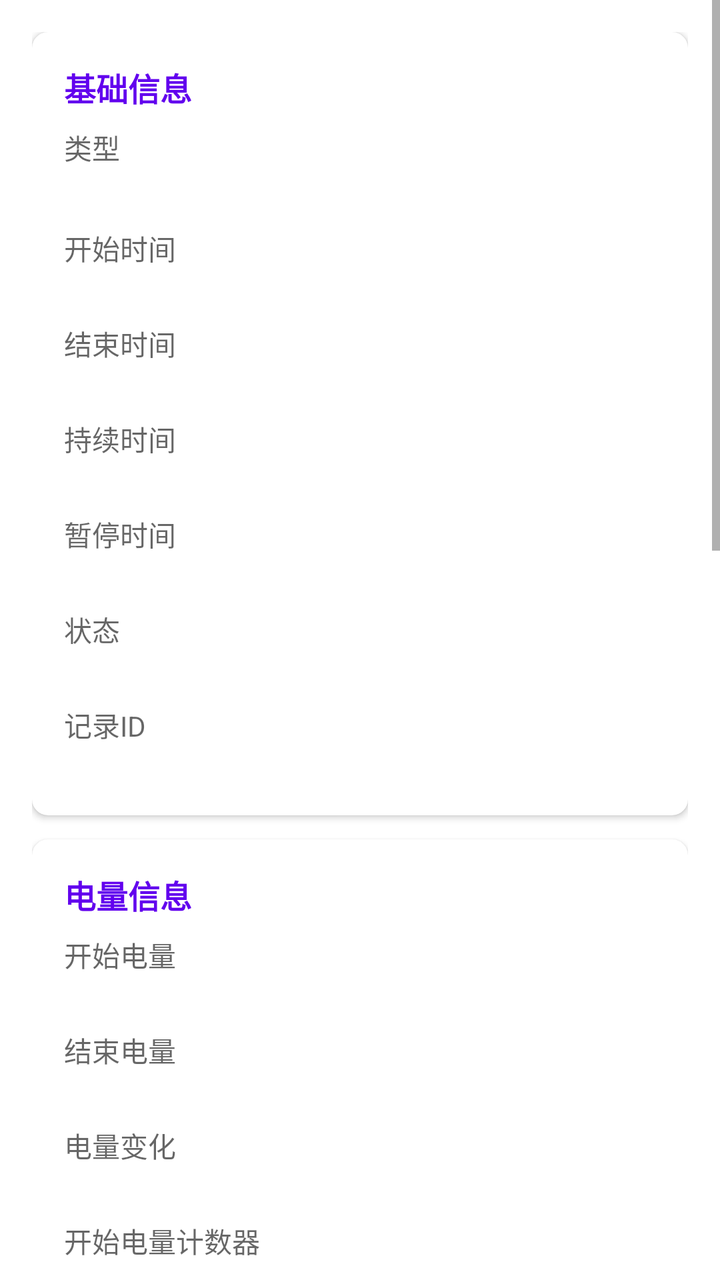
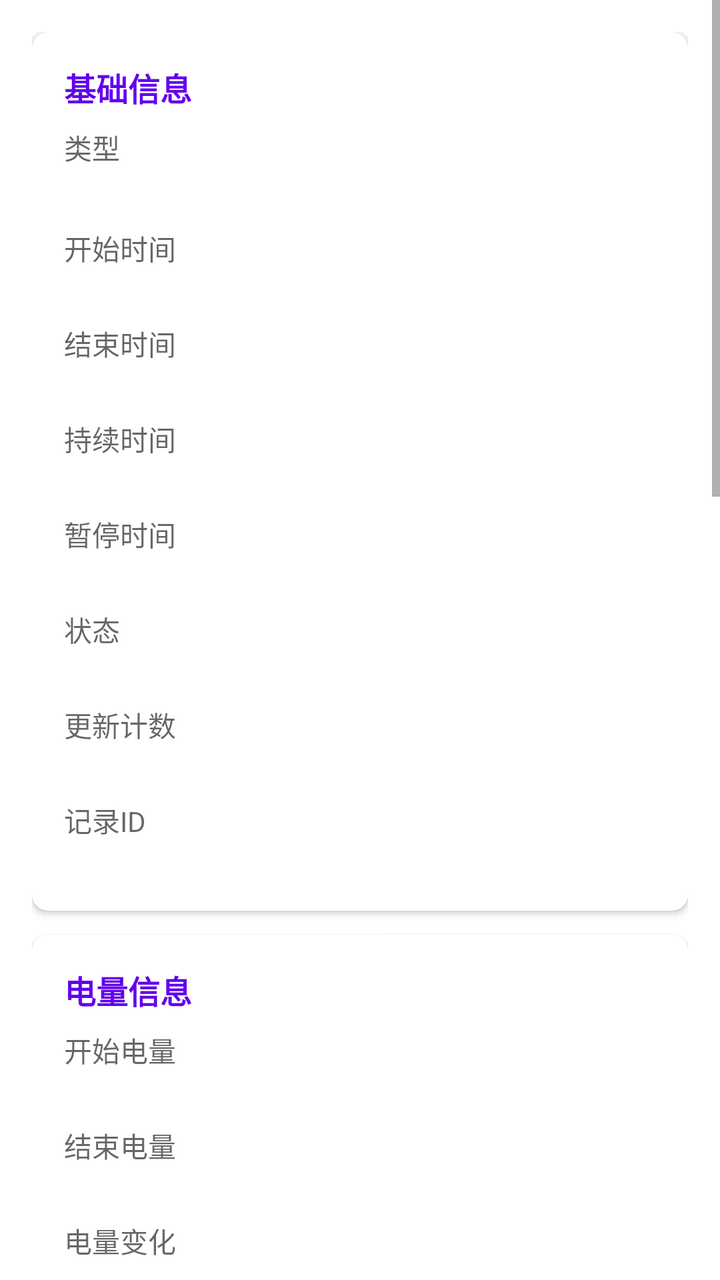

Compare the two renders of this Android layout. The source of the first and the diff that turns it into the second are given below.
<!-- AndroidManifest.xml: application theme Theme.BatteryAssistant -->
<!-- res/layout/activity_charge_session_detail.xml -->
<?xml version="1.0" encoding="utf-8"?>
<ScrollView xmlns:android="http://schemas.android.com/apk/res/android"
    xmlns:app="http://schemas.android.com/apk/res-auto"
    android:layout_width="match_parent"
    android:layout_height="match_parent"
    android:background="?attr/colorSurface">

    <LinearLayout
        android:layout_width="match_parent"
        android:layout_height="wrap_content"
        android:orientation="vertical"
        android:padding="16dp">

        <com.google.android.material.card.MaterialCardView
            android:layout_width="match_parent"
            android:layout_height="wrap_content"
            android:layout_marginBottom="12dp"
            app:cardCornerRadius="8dp"
            app:cardElevation="2dp">

            <LinearLayout
                android:layout_width="match_parent"
                android:layout_height="wrap_content"
                android:orientation="vertical"
                android:padding="16dp">

                <TextView
                    android:layout_width="wrap_content"
                    android:layout_height="wrap_content"
                    android:text="基础信息"
                    android:textSize="16sp"
                    android:textStyle="bold"
                    android:textColor="?attr/colorPrimary" />

                <TextView
                    android:id="@+id/detail_type_text"
                    android:layout_width="wrap_content"
                    android:layout_height="wrap_content"
                    android:layout_marginTop="8dp"
                    android:text="类型"
                    android:textSize="14sp"
                    android:textColor="?android:attr/textColorSecondary" />

                <TextView
                    android:id="@+id/detail_type_value"
                    android:layout_width="wrap_content"
                    android:layout_height="wrap_content"
                    android:textSize="16sp" />

                <TextView
                    android:id="@+id/detail_start_time_text_label"
                    android:layout_width="wrap_content"
                    android:layout_height="wrap_content"
                    android:layout_marginTop="8dp"
                    android:text="开始时间"
                    android:textSize="14sp"
                    android:textColor="?android:attr/textColorSecondary" />

                <TextView
                    android:id="@+id/detail_start_time_text"
                    android:layout_width="wrap_content"
                    android:layout_height="wrap_content"
                    android:textSize="14sp" />

                <TextView
                    android:id="@+id/detail_end_time_text_label"
                    android:layout_width="wrap_content"
                    android:layout_height="wrap_content"
                    android:layout_marginTop="8dp"
                    android:text="结束时间"
                    android:textSize="14sp"
                    android:textColor="?android:attr/textColorSecondary" />

                <TextView
                    android:id="@+id/detail_end_time_text"
                    android:layout_width="wrap_content"
                    android:layout_height="wrap_content"
                    android:textSize="14sp" />

                <TextView
                    android:id="@+id/detail_duration_text_label"
                    android:layout_width="wrap_content"
                    android:layout_height="wrap_content"
                    android:layout_marginTop="8dp"
                    android:text="持续时间"
                    android:textSize="14sp"
                    android:textColor="?android:attr/textColorSecondary" />

                <TextView
                    android:id="@+id/detail_duration_text"
                    android:layout_width="wrap_content"
                    android:layout_height="wrap_content"
                    android:textSize="14sp" />

                <TextView
                    android:id="@+id/detail_pause_time_text_label"
                    android:layout_width="wrap_content"
                    android:layout_height="wrap_content"
                    android:layout_marginTop="8dp"
                    android:text="暂停时间"
                    android:textSize="14sp"
                    android:textColor="?android:attr/textColorSecondary" />

                <TextView
                    android:id="@+id/detail_pause_time_text"
                    android:layout_width="wrap_content"
                    android:layout_height="wrap_content"
                    android:textSize="14sp" />

                <TextView
                    android:id="@+id/detail_ongoing_text_label"
                    android:layout_width="wrap_content"
                    android:layout_height="wrap_content"
                    android:layout_marginTop="8dp"
                    android:text="状态"
                    android:textSize="14sp"
                    android:textColor="?android:attr/textColorSecondary" />

                <TextView
                    android:id="@+id/detail_ongoing_text"
                    android:layout_width="wrap_content"
                    android:layout_height="wrap_content"
                    android:textSize="14sp" />

                <TextView
                    android:id="@+id/detail_id_text_label"
                    android:layout_width="wrap_content"
                    android:layout_height="wrap_content"
                    android:layout_marginTop="8dp"
                    android:text="记录ID"
                    android:textSize="14sp"
                    android:textColor="?android:attr/textColorSecondary" />

                <TextView
                    android:id="@+id/detail_id_text"
                    android:layout_width="wrap_content"
                    android:layout_height="wrap_content"
                    android:textSize="14sp" />

            </LinearLayout>

        </com.google.android.material.card.MaterialCardView>

        <com.google.android.material.card.MaterialCardView
            android:layout_width="match_parent"
            android:layout_height="wrap_content"
            android:layout_marginBottom="12dp"
            app:cardCornerRadius="8dp"
            app:cardElevation="2dp">

            <LinearLayout
                android:layout_width="match_parent"
                android:layout_height="wrap_content"
                android:orientation="vertical"
                android:padding="16dp">

                <TextView
                    android:layout_width="wrap_content"
                    android:layout_height="wrap_content"
                    android:text="电量信息"
                    android:textSize="16sp"
                    android:textStyle="bold"
                    android:textColor="?attr/colorPrimary" />

                <TextView
                    android:id="@+id/detail_start_level_text_label"
                    android:layout_width="wrap_content"
                    android:layout_height="wrap_content"
                    android:layout_marginTop="8dp"
                    android:text="开始电量"
                    android:textSize="14sp"
                    android:textColor="?android:attr/textColorSecondary" />

                <TextView
                    android:id="@+id/detail_start_level_text"
                    android:layout_width="wrap_content"
                    android:layout_height="wrap_content"
                    android:textSize="14sp" />

                <TextView
                    android:id="@+id/detail_end_level_text_label"
                    android:layout_width="wrap_content"
                    android:layout_height="wrap_content"
                    android:layout_marginTop="8dp"
                    android:text="结束电量"
                    android:textSize="14sp"
                    android:textColor="?android:attr/textColorSecondary" />

                <TextView
                    android:id="@+id/detail_end_level_text"
                    android:layout_width="wrap_content"
                    android:layout_height="wrap_content"
                    android:textSize="14sp" />

                <TextView
                    android:id="@+id/detail_level_change_text_label"
                    android:layout_width="wrap_content"
                    android:layout_height="wrap_content"
                    android:layout_marginTop="8dp"
                    android:text="电量变化"
                    android:textSize="14sp"
                    android:textColor="?android:attr/textColorSecondary" />

                <TextView
                    android:id="@+id/detail_level_change_text"
                    android:layout_width="wrap_content"
                    android:layout_height="wrap_content"
                    android:textSize="14sp" />

                <TextView
                    android:id="@+id/detail_start_charge_counter_text_label"
                    android:layout_width="wrap_content"
                    android:layout_height="wrap_content"
                    android:layout_marginTop="8dp"
                    android:text="开始电量计数器"
                    android:textSize="14sp"
                    android:textColor="?android:attr/textColorSecondary" />

                <TextView
                    android:id="@+id/detail_start_charge_counter_text"
                    android:layout_width="wrap_content"
                    android:layout_height="wrap_content"
                    android:textSize="14sp" />

                <TextView
                    android:id="@+id/detail_end_charge_counter_text_label"
                    android:layout_width="wrap_content"
                    android:layout_height="wrap_content"
                    android:layout_marginTop="8dp"
                    android:text="结束电量计数器"
                    android:textSize="14sp"
                    android:textColor="?android:attr/textColorSecondary" />

                <TextView
                    android:id="@+id/detail_end_charge_counter_text"
                    android:layout_width="wrap_content"
                    android:layout_height="wrap_content"
                    android:textSize="14sp" />

                <TextView
                    android:id="@+id/detail_charge_counter_diff_text_label"
                    android:layout_width="wrap_content"
                    android:layout_height="wrap_content"
                    android:layout_marginTop="8dp"
                    android:text="电量计数器变化"
                    android:textSize="14sp"
                    android:textColor="?android:attr/textColorSecondary" />

                <TextView
                    android:id="@+id/detail_charge_counter_diff_text"
                    android:layout_width="wrap_content"
                    android:layout_height="wrap_content"
                    android:textSize="14sp" />

            </LinearLayout>

        </com.google.android.material.card.MaterialCardView>

        <com.google.android.material.card.MaterialCardView
            android:layout_width="match_parent"
            android:layout_height="wrap_content"
            android:layout_marginBottom="12dp"
            app:cardCornerRadius="8dp"
            app:cardElevation="2dp">

            <LinearLayout
                android:layout_width="match_parent"
                android:layout_height="wrap_content"
                android:orientation="vertical"
                android:padding="16dp">

                <TextView
                    android:layout_width="wrap_content"
                    android:layout_height="wrap_content"
                    android:text="温度信息"
                    android:textSize="16sp"
                    android:textStyle="bold"
                    android:textColor="?attr/colorPrimary" />

                <TextView
                    android:id="@+id/detail_max_temp_text_label"
                    android:layout_width="wrap_content"
                    android:layout_height="wrap_content"
                    android:layout_marginTop="8dp"
                    android:text="最高温度"
                    android:textSize="14sp"
                    android:textColor="?android:attr/textColorSecondary" />

                <TextView
                    android:id="@+id/detail_max_temp_text"
                    android:layout_width="wrap_content"
                    android:layout_height="wrap_content"
                    android:textSize="14sp" />

                <TextView
                    android:id="@+id/detail_min_temp_text_label"
                    android:layout_width="wrap_content"
                    android:layout_height="wrap_content"
                    android:layout_marginTop="8dp"
                    android:text="最低温度"
                    android:textSize="14sp"
                    android:textColor="?android:attr/textColorSecondary" />

                <TextView
                    android:id="@+id/detail_min_temp_text"
                    android:layout_width="wrap_content"
                    android:layout_height="wrap_content"
                    android:textSize="14sp" />

            </LinearLayout>

        </com.google.android.material.card.MaterialCardView>

        <com.google.android.material.card.MaterialCardView
            android:layout_width="match_parent"
            android:layout_height="wrap_content"
            android:layout_marginBottom="12dp"
            app:cardCornerRadius="8dp"
            app:cardElevation="2dp">

            <LinearLayout
                android:layout_width="match_parent"
                android:layout_height="wrap_content"
                android:orientation="vertical"
                android:padding="16dp">

                <TextView
                    android:layout_width="wrap_content"
                    android:layout_height="wrap_content"
                    android:text="屏幕信息"
                    android:textSize="16sp"
                    android:textStyle="bold"
                    android:textColor="?attr/colorPrimary" />

                <TextView
                    android:id="@+id/detail_screen_on_duration_text_label"
                    android:layout_width="wrap_content"
                    android:layout_height="wrap_content"
                    android:layout_marginTop="8dp"
                    android:text="屏幕开启时长"
                    android:textSize="14sp"
                    android:textColor="?android:attr/textColorSecondary" />

                <TextView
                    android:id="@+id/detail_screen_on_duration_text"
                    android:layout_width="wrap_content"
                    android:layout_height="wrap_content"
                    android:textSize="14sp" />

                <TextView
                    android:id="@+id/detail_screen_on_level_change_text_label"
                    android:layout_width="wrap_content"
                    android:layout_height="wrap_content"
                    android:layout_marginTop="8dp"
                    android:text="屏幕开启电量变化"
                    android:textSize="14sp"
                    android:textColor="?android:attr/textColorSecondary" />

                <TextView
                    android:id="@+id/detail_screen_on_level_change_text"
                    android:layout_width="wrap_content"
                    android:layout_height="wrap_content"
                    android:textSize="14sp" />

                <TextView
                    android:id="@+id/detail_screen_on_charge_counter_diff_text_label"
                    android:layout_width="wrap_content"
                    android:layout_height="wrap_content"
                    android:layout_marginTop="8dp"
                    android:text="屏幕开启充入电量"
                    android:textSize="14sp"
                    android:textColor="?android:attr/textColorSecondary" />

                <TextView
                    android:id="@+id/detail_screen_on_charge_counter_diff_text"
                    android:layout_width="wrap_content"
                    android:layout_height="wrap_content"
                    android:textSize="14sp" />

            </LinearLayout>

        </com.google.android.material.card.MaterialCardView>

        <com.google.android.material.card.MaterialCardView
            android:layout_width="match_parent"
            android:layout_height="wrap_content"
            android:layout_marginBottom="12dp"
            app:cardCornerRadius="8dp"
            app:cardElevation="2dp">

            <LinearLayout
                android:layout_width="match_parent"
                android:layout_height="wrap_content"
                android:orientation="vertical"
                android:padding="16dp">

                <TextView
                    android:layout_width="wrap_content"
                    android:layout_height="wrap_content"
                    android:text="Doze信息"
                    android:textSize="16sp"
                    android:textStyle="bold"
                    android:textColor="?attr/colorPrimary" />

                <TextView
                    android:id="@+id/detail_doze_duration_text_label"
                    android:layout_width="wrap_content"
                    android:layout_height="wrap_content"
                    android:layout_marginTop="8dp"
                    android:text="Doze时长"
                    android:textSize="14sp"
                    android:textColor="?android:attr/textColorSecondary" />

                <TextView
                    android:id="@+id/detail_doze_duration_text"
                    android:layout_width="wrap_content"
                    android:layout_height="wrap_content"
                    android:textSize="14sp" />

                <TextView
                    android:id="@+id/detail_doze_charge_counter_diff_text_label"
                    android:layout_width="wrap_content"
                    android:layout_height="wrap_content"
                    android:layout_marginTop="8dp"
                    android:text="Doze使用电量"
                    android:textSize="14sp"
                    android:textColor="?android:attr/textColorSecondary" />

                <TextView
                    android:id="@+id/detail_doze_charge_counter_diff_text"
                    android:layout_width="wrap_content"
                    android:layout_height="wrap_content"
                    android:textSize="14sp" />

            </LinearLayout>

        </com.google.android.material.card.MaterialCardView>

        <com.google.android.material.card.MaterialCardView
            android:layout_width="match_parent"
            android:layout_height="wrap_content"
            android:layout_marginBottom="12dp"
            app:cardCornerRadius="8dp"
            app:cardElevation="2dp">

            <LinearLayout
                android:layout_width="match_parent"
                android:layout_height="wrap_content"
                android:orientation="vertical"
                android:padding="16dp">

                <TextView
                    android:layout_width="wrap_content"
                    android:layout_height="wrap_content"
                    android:text="容量和周期信息"
                    android:textSize="16sp"
                    android:textStyle="bold"
                    android:textColor="?attr/colorPrimary" />

                <TextView
                    android:id="@+id/detail_estimated_capacity_text_label"
                    android:layout_width="wrap_content"
                    android:layout_height="wrap_content"
                    android:layout_marginTop="8dp"
                    android:text="估计容量"
                    android:textSize="14sp"
                    android:textColor="?android:attr/textColorSecondary" />

                <TextView
                    android:id="@+id/detail_estimated_capacity_text"
                    android:layout_width="wrap_content"
                    android:layout_height="wrap_content"
                    android:textSize="14sp" />

                <TextView
                    android:id="@+id/detail_cycle_count_text_label"
                    android:layout_width="wrap_content"
                    android:layout_height="wrap_content"
                    android:layout_marginTop="8dp"
                    android:text="周期计数"
                    android:textSize="14sp"
                    android:textColor="?android:attr/textColorSecondary" />

                <TextView
                    android:id="@+id/detail_cycle_count_text"
                    android:layout_width="wrap_content"
                    android:layout_height="wrap_content"
                    android:textSize="14sp" />

            </LinearLayout>

        </com.google.android.material.card.MaterialCardView>

    </LinearLayout>

</ScrollView>
<!-- resources referenced by this layout -->
<resources>
  <style name="Theme.BatteryAssistant" parent="Theme.MaterialComponents.DayNight.DarkActionBar">
          
          <item name="colorPrimary">@color/purple_500</item>
          <item name="colorPrimaryVariant">@color/purple_700</item>
          <item name="colorOnPrimary">@color/white</item>
          
          <item name="colorSecondary">@color/teal_200</item>
          <item name="colorSecondaryVariant">@color/teal_700</item>
          <item name="colorOnSecondary">@color/black</item>
          
          <item name="android:statusBarColor">?attr/colorPrimaryVariant</item>
          
      </style>
  <color name="purple_500">#FF6200EE</color>
  <color name="purple_700">#FF3700B3</color>
  <color name="white">#FFFFFFFF</color>
  <color name="teal_200">#FF03DAC5</color>
  <color name="teal_700">#FF018786</color>
  <color name="black">#FF000000</color>
</resources>

<!-- the commit's change to res/layout/activity_charge_session_detail.xml (unified diff, before → after) -->
@@ -127,6 +127,21 @@
                     android:layout_width="wrap_content"
                     android:layout_height="wrap_content"
                     android:layout_marginTop="8dp"
+                    android:text="更新计数"
+                    android:textSize="14sp"
+                    android:textColor="?android:attr/textColorSecondary" />
+
+                <TextView
+                    android:id="@+id/detail_counter_text"
+                    android:layout_width="wrap_content"
+                    android:layout_height="wrap_content"
+                    android:textSize="14sp" />
+
+                <TextView
+                    android:id="@+id/detail_id_text_label"
+                    android:layout_width="wrap_content"
+                    android:layout_height="wrap_content"
+                    android:layout_marginTop="8dp"
                     android:text="记录ID"
                     android:textSize="14sp"
                     android:textColor="?android:attr/textColorSecondary" />
@@ -347,27 +362,13 @@
                     android:layout_height="wrap_content"
                     android:textSize="14sp" />
 
-                <TextView
-                    android:id="@+id/detail_screen_on_level_change_text_label"
-                    android:layout_width="wrap_content"
-                    android:layout_height="wrap_content"
-                    android:layout_marginTop="8dp"
-                    android:text="屏幕开启电量变化"
-                    android:textSize="14sp"
-                    android:textColor="?android:attr/textColorSecondary" />
-
-                <TextView
-                    android:id="@+id/detail_screen_on_level_change_text"
-                    android:layout_width="wrap_content"
-                    android:layout_height="wrap_content"
-                    android:textSize="14sp" />
 
                 <TextView
                     android:id="@+id/detail_screen_on_charge_counter_diff_text_label"
                     android:layout_width="wrap_content"
                     android:layout_height="wrap_content"
                     android:layout_marginTop="8dp"
-                    android:text="屏幕开启充入电量"
+                    android:text="屏幕开启电量变化(±mAh)"
                     android:textSize="14sp"
                     android:textColor="?android:attr/textColorSecondary" />
 
@@ -452,6 +453,61 @@
                 <TextView
                     android:layout_width="wrap_content"
                     android:layout_height="wrap_content"
+                    android:text="息屏非Doze信息"
+                    android:textSize="16sp"
+                    android:textStyle="bold"
+                    android:textColor="?attr/colorPrimary" />
+
+                <TextView
+                    android:id="@+id/detail_nondoze_duration_text_label"
+                    android:layout_width="wrap_content"
+                    android:layout_height="wrap_content"
+                    android:layout_marginTop="8dp"
+                    android:text="息屏非Doze时长"
+                    android:textSize="14sp"
+                    android:textColor="?android:attr/textColorSecondary" />
+
+                <TextView
+                    android:id="@+id/detail_nondoze_duration_text"
+                    android:layout_width="wrap_content"
+                    android:layout_height="wrap_content"
+                    android:textSize="14sp" />
+
+                <TextView
+                    android:id="@+id/detail_nondoze_charge_counter_diff_text_label"
+                    android:layout_width="wrap_content"
+                    android:layout_height="wrap_content"
+                    android:layout_marginTop="8dp"
+                    android:text="息屏非Doze电量变化(±mAh)"
+                    android:textSize="14sp"
+                    android:textColor="?android:attr/textColorSecondary" />
+
+                <TextView
+                    android:id="@+id/detail_nondoze_charge_counter_diff_text"
+                    android:layout_width="wrap_content"
+                    android:layout_height="wrap_content"
+                    android:textSize="14sp" />
+
+            </LinearLayout>
+
+        </com.google.android.material.card.MaterialCardView>
+
+        <com.google.android.material.card.MaterialCardView
+            android:layout_width="match_parent"
+            android:layout_height="wrap_content"
+            android:layout_marginBottom="12dp"
+            app:cardCornerRadius="8dp"
+            app:cardElevation="2dp">
+
+            <LinearLayout
+                android:layout_width="match_parent"
+                android:layout_height="wrap_content"
+                android:orientation="vertical"
+                android:padding="16dp">
+
+                <TextView
+                    android:layout_width="wrap_content"
+                    android:layout_height="wrap_content"
                     android:text="容量和周期信息"
                     android:textSize="16sp"
                     android:textStyle="bold"
